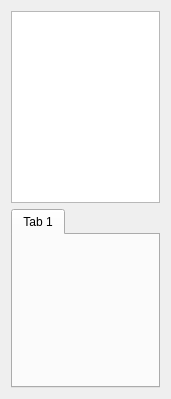
Qt form code/editor/res/sidebarwidget.ui (xiaobodu/potato) before a commit.
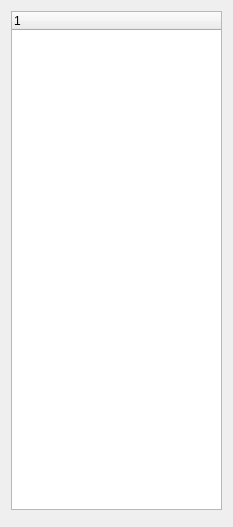
The same form after that commit. Custom widgets are drawn as their Qt base class.

The edit to the form file:
```diff
--- a/code/editor/res/sidebarwidget.ui
+++ b/code/editor/res/sidebarwidget.ui
@@ -6,8 +6,8 @@
    <rect>
     <x>0</x>
     <y>0</y>
-    <width>171</width>
-    <height>399</height>
+    <width>233</width>
+    <height>527</height>
    </rect>
   </property>
   <property name="windowTitle">
@@ -15,20 +15,35 @@
   </property>
   <layout class="QVBoxLayout" name="verticalLayout_3">
    <item>
-    <widget class="QTreeView" name="tvProject"/>
-   </item>
-   <item>
-    <widget class="QTabWidget" name="tabProperty">
-     <widget class="QWidget" name="tabPropertyMain">
-      <attribute name="title">
-       <string>Tab 1</string>
-      </attribute>
-      <layout class="QVBoxLayout" name="verticalLayout"/>
-     </widget>
+    <widget class="c4g::qt::QSceneTreeWidget" name="twScene">
+     <column>
+      <property name="text">
+       <string notr="true">1</string>
+      </property>
+     </column>
     </widget>
    </item>
+   <item>
+    <widget class="c4g::qt::QPropertyWidget" name="propertyWidget" native="true"/>
+   </item>
   </layout>
  </widget>
+ <customwidgets>
+  <customwidget>
+   <class>c4g::qt::QPropertyWidget</class>
+   <extends>QWidget</extends>
+   <header>qpropertywidget.h</header>
+   <container>1</container>
+   <slots>
+    <slot>OnUpdate(QString)</slot>
+   </slots>
+  </customwidget>
+  <customwidget>
+   <class>c4g::qt::QSceneTreeWidget</class>
+   <extends>QTreeWidget</extends>
+   <header>qscenetreewidget.h</header>
+  </customwidget>
+ </customwidgets>
  <resources/>
  <connections/>
 </ui>
```
